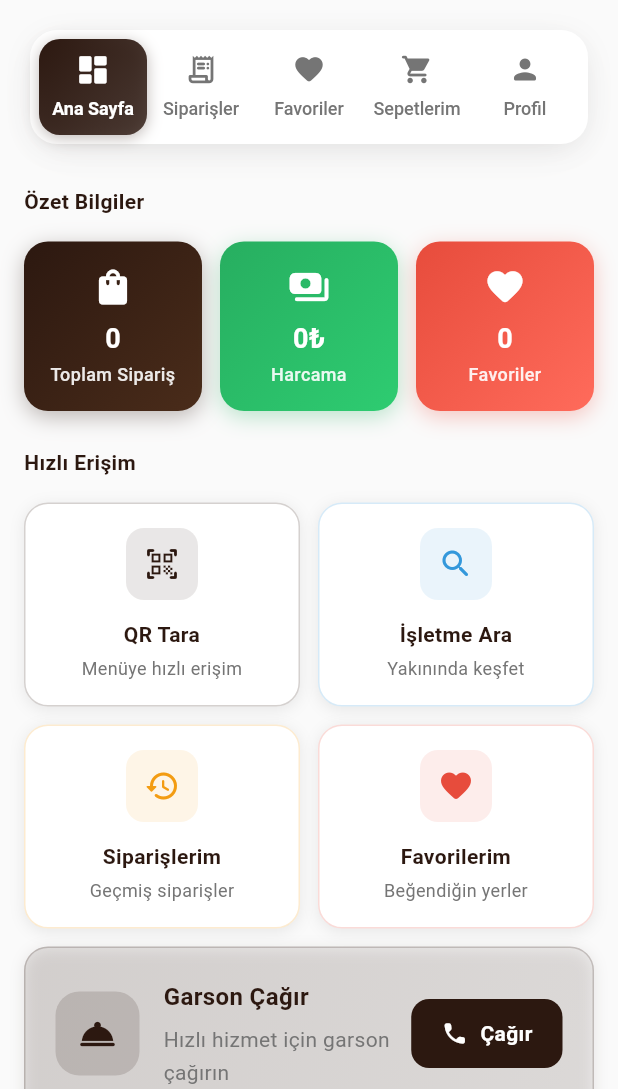
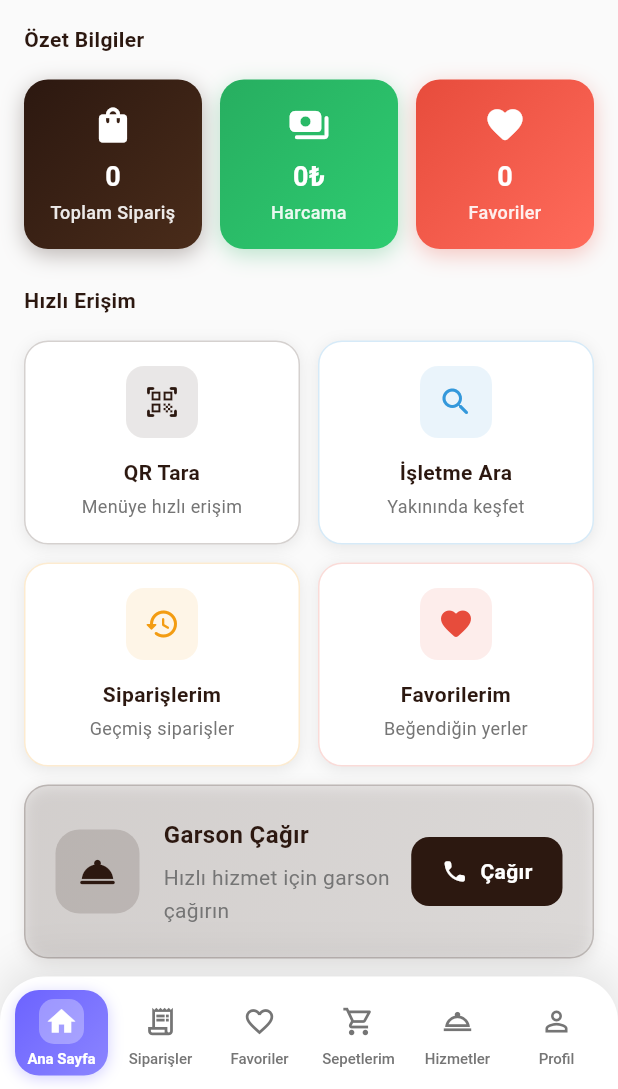
Before and after one commit to mehmet-karataslar/menumasa, a Flutter app: the CustomerDashboardPage screen opened directly with empty values, scrolled down 62 dp, on a phone screen of 412 x 824 dp, the part 147-1236 px from its top. Run offline on Flutter 3.47's test engine with Material 3 defaults, Android fonts, the phone set to English and light mode, and no system bars; our stand-ins replace cloud_firestore, file_picker, firebase_auth, firebase_core, firebase_messaging, firebase_storage and 11 more; missing offline and left inert: dart:html, mobile_scanner; accounts and stored records are empty; network calls fail; project files that could hold a hidden picture were left out.

Commit message:
Modern ana sayfa dashboard'ı tamamlandı
 Yeni Özellikler:
- Modern gradient bottom navigation sistemi
- 6 ana sekme: Ana Sayfa, Siparişler, Favoriler, Sepetlerim, Hizmetler, Profil
- Her sekme için özel gradient renk sistemi
- Sepet badge'i ile gerçek zamanlı ürün sayısı
- Smooth animasyonlar ve geçişler

 Teknik İyileştirmeler:
- 3 farklı dashboard dosyasından en kapsamlısını seçip diğerlerini sildik
- Favoriler sekmesi performans optimizasyonu
- Firebase'den direkt veri yükleme sistemi
- URL routing desteği korundu
- Initial tab index desteği eklendi

 UI/UX İyileştirmeleri:
- Şık rounded bottom navigation
- Her sekme için farklı gradient renkler
- Modern app bar tasarımı
- Cart tracking sistemi aktif
- Responsive tasarım

```diff
--- a/lib/customer/pages/customer_dashboard_page.dart
+++ b/lib/customer/pages/customer_dashboard_page.dart
@@ -17,6 +17,7 @@ import 'tabs/customer_home_tab.dart';
 import 'tabs/customer_orders_tab.dart';
 import 'tabs/customer_favorites_tab.dart';
 import 'tabs/customer_profile_tab.dart';
+import 'tabs/customer_services_tab.dart';
 import 'cart_page.dart'; // Added import for CartPage
 import 'multi_business_cart_page.dart'; // Added import for MultiBusinessCartPage
 
@@ -134,7 +135,7 @@ class _CustomerDashboardPageState extends State<CustomerDashboardPage>
 
   void _initAnimations() {
     _tabController = TabController(
-      length: 5,
+      length: 6,
       vsync: this,
       initialIndex: widget.initialTabIndex,
     );
@@ -477,12 +478,7 @@ class _CustomerDashboardPageState extends State<CustomerDashboardPage>
                 physics: const BouncingScrollPhysics(),
                 slivers: [
                   _buildModernSliverAppBar(screenWidth, screenHeight),
-                  SliverToBoxAdapter(
-                    child: Column(
-                      children: [
-                        _buildEnhancedTabBar(screenWidth),
-                        Container(
-                          height: screenHeight * 0.75,
+                  SliverFillRemaining(
                     child: TabBarView(
                       controller: _tabController,
                       physics: const BouncingScrollPhysics(),
@@ -518,6 +514,7 @@ class _CustomerDashboardPageState extends State<CustomerDashboardPage>
                         MultiBusinessCartPage(
                           userId: widget.userId,
                         ),
+                        CustomerServicesTab(customerId: widget.userId),
                         CustomerProfileTab(
                           userId: widget.userId,
                           user: _user,
@@ -537,12 +534,10 @@ class _CustomerDashboardPageState extends State<CustomerDashboardPage>
                 ],
               ),
             ),
-                ],
-              ),
-            ),
           );
         },
       ),
+      bottomNavigationBar: _buildModernBottomNavigation(),
     );
   }
 
@@ -707,43 +702,73 @@ class _CustomerDashboardPageState extends State<CustomerDashboardPage>
     );
   }
 
-  Widget _buildEnhancedTabBar(double screenWidth) {
-    final isCompact = screenWidth < 360;
-    final tabHeight = isCompact ? 45.0 : 64.0;
-    final horizontalPadding = isCompact ? 12.0 : 20.0;
+  /// Modern Bottom Navigation Bar
+  Widget _buildModernBottomNavigation() {
     final tabItems = [
-      {'icon': Icons.dashboard_rounded, 'label': 'Ana Sayfa', 'activeColor': AppColors.primary},
-      {'icon': Icons.receipt_long_rounded, 'label': 'Siparişler', 'activeColor': AppColors.secondary},
-      {'icon': Icons.favorite_rounded, 'label': 'Favoriler', 'activeColor': AppColors.accent},
-      {'icon': Icons.shopping_cart_rounded, 'label': 'Sepetlerim', 'activeColor': AppColors.warning},
-      {'icon': Icons.person_rounded, 'label': 'Profil', 'activeColor': AppColors.primaryLight},
+      {
+        'icon': Icons.home_outlined,
+        'selectedIcon': Icons.home,
+        'label': 'Ana Sayfa',
+        'gradient': [const Color(0xFF6C63FF), const Color(0xFF8B85FF)],
+      },
+      {
+        'icon': Icons.receipt_long_outlined,
+        'selectedIcon': Icons.receipt_long,
+        'label': 'Siparişler',
+        'gradient': [const Color(0xFFFF6B6B), const Color(0xFFFF8787)],
+      },
+      {
+        'icon': Icons.favorite_outline,
+        'selectedIcon': Icons.favorite,
+        'label': 'Favoriler',
+        'gradient': [const Color(0xFFE91E63), const Color(0xFFF06292)],
+      },
+      {
+        'icon': Icons.shopping_cart_outlined,
+        'selectedIcon': Icons.shopping_cart,
+        'label': 'Sepetlerim',
+        'gradient': [const Color(0xFFFF9800), const Color(0xFFFFB74D)],
+      },
+      {
+        'icon': Icons.room_service_outlined,
+        'selectedIcon': Icons.room_service,
+        'label': 'Hizmetler',
+        'gradient': [const Color(0xFF4ECDC4), const Color(0xFF6FE6DD)],
+      },
+      {
+        'icon': Icons.person_outline,
+        'selectedIcon': Icons.person,
+        'label': 'Profil',
+        'gradient': [const Color(0xFF1DD1A1), const Color(0xFF3DDBB7)],
+      },
     ];
 
     return Container(
-      margin: EdgeInsets.fromLTRB(horizontalPadding, 20, horizontalPadding, 12),
-      padding: const EdgeInsets.all(6),
       decoration: BoxDecoration(
         color: AppColors.white,
-        borderRadius: BorderRadius.circular(18),
         boxShadow: [
           BoxShadow(
-            color: AppColors.shadow.withOpacity(0.08),
-            blurRadius: 16,
-            offset: const Offset(0, 4),
-            spreadRadius: -2,
-          ),
-          BoxShadow(
-            color: AppColors.primary.withOpacity(0.05),
-            blurRadius: 24,
-            offset: const Offset(0, 8),
-            spreadRadius: -8,
+            color: AppColors.black.withOpacity(0.1),
+            blurRadius: 25,
+            offset: const Offset(0, -8),
           ),
         ],
+        borderRadius: const BorderRadius.only(
+          topLeft: Radius.circular(30),
+          topRight: Radius.circular(30),
         ),
+      ),
+      child: SafeArea(
+        child: Container(
+          height: 75,
+          padding: const EdgeInsets.symmetric(horizontal: 8, vertical: 8),
           child: Row(
-        children: List.generate(5, (index) {
-          final item = tabItems[index];
-          final isSelected = _selectedTabIndex == index;
+            mainAxisAlignment: MainAxisAlignment.spaceEvenly,
+            children: tabItems.asMap().entries.map((entry) {
+              final index = entry.key;
+              final tab = entry.value;
+              final isSelected = index == _selectedTabIndex;
+              final gradientColors = tab['gradient'] as List<Color>;
 
               return Expanded(
                 child: GestureDetector(
@@ -753,214 +778,53 @@ class _CustomerDashboardPageState extends State<CustomerDashboardPage>
                     }
                   },
                   child: AnimatedContainer(
-                duration: const Duration(milliseconds: 250),
+                    duration: const Duration(milliseconds: 300),
                     curve: Curves.easeInOutCubic,
-                height: tabHeight,
+                    margin: const EdgeInsets.symmetric(horizontal: 2),
+                    padding: const EdgeInsets.symmetric(vertical: 6),
                     decoration: BoxDecoration(
-                  gradient: isSelected
-                      ? LinearGradient(
+                      gradient: isSelected ? LinearGradient(
                         begin: Alignment.topLeft,
                         end: Alignment.bottomRight,
-                    colors: [
-                      item['activeColor'] as Color,
-                      (item['activeColor'] as Color).withOpacity(0.8),
-                    ],
-                  )
-                      : null,
-                  borderRadius: BorderRadius.circular(14),
+                        colors: gradientColors,
+                      ) : null,
+                      borderRadius: BorderRadius.circular(16),
                       boxShadow: isSelected ? [
                         BoxShadow(
-                      color: (item['activeColor'] as Color).withOpacity(0.3),
+                          color: gradientColors.first.withOpacity(0.3),
                           blurRadius: 8,
                           offset: const Offset(0, 2),
                         ),
                       ] : null,
                     ),
                     child: Column(
-                  mainAxisAlignment: MainAxisAlignment.center,
+                      mainAxisSize: MainAxisSize.min,
                       children: [
-                    AnimatedScale(
-                      scale: isSelected ? 1.1 : 1.0,
-                      duration: const Duration(milliseconds: 200),
-                      child: Icon(
-                        item['icon'] as IconData,
+                        AnimatedContainer(
+                          duration: const Duration(milliseconds: 300),
+                          padding: const EdgeInsets.all(4),
+                          decoration: BoxDecoration(
+                            color: isSelected
+                                ? AppColors.white.withOpacity(0.3)
+                                : Colors.transparent,
+                            borderRadius: BorderRadius.circular(10),
+                          ),
+                          child: Stack(
+                            children: [
+                              Icon(
+                                isSelected
+                                    ? tab['selectedIcon'] as IconData
+                                    : tab['icon'] as IconData,
                                 color: isSelected
                                     ? AppColors.white
                                     : AppColors.textSecondary,
-                        size: isCompact ? 20 : 22,
+                                size: 22,
                               ),
-                    ),
-                    const SizedBox(height: 4),
-                    AnimatedDefaultTextStyle(
-                      duration: const Duration(milliseconds: 200),
-                      style: AppTypography.bodySmall.copyWith(
-                        color: isSelected
-                            ? AppColors.white
-                            : AppColors.textSecondary,
-                        fontWeight: isSelected
-                            ? FontWeight.w600
-                            : FontWeight.w500,
-                        fontSize: isCompact ? 11 : 12,
-                      ),
-                      child: Text(item['label'] as String),
-                    ),
-                  ],
-                ),
-              ),
-            ),
-          );
-        }),
-      ),
-    );
-  }
-
-  Widget _buildEnhancedFloatingActionButton() {
-    if (_selectedTabIndex != 0) return const SizedBox.shrink();
-
-    return AnimatedBuilder(
-      animation: _fabScaleAnimation,
-      builder: (context, child) {
-        return Transform.scale(
-          scale: _fabScaleAnimation.value,
-          child: Container(
-            margin: const EdgeInsets.symmetric(horizontal: 16),
-            padding: const EdgeInsets.symmetric(horizontal: 16, vertical: 12),
-            decoration: BoxDecoration(
-              borderRadius: BorderRadius.circular(20),
-              gradient: LinearGradient(
-                begin: Alignment.topLeft,
-                end: Alignment.bottomRight,
-                colors: [
-                  AppColors.white,
-                  AppColors.white.withOpacity(0.95),
-                ],
-              ),
-              boxShadow: [
-                BoxShadow(
-                  color: AppColors.shadow.withOpacity(0.15),
-                  blurRadius: 20,
-                  offset: const Offset(0, 8),
-                  spreadRadius: 0,
-                ),
-                BoxShadow(
-                  color: AppColors.shadow.withOpacity(0.1),
-                  blurRadius: 40,
-                  offset: const Offset(0, 16),
-                  spreadRadius: 0,
-                ),
-              ],
-            ),
-            child: Row(
-              mainAxisSize: MainAxisSize.min,
-              children: [
-                // Arama Butonu
-                Expanded(
-                  child: _buildFloatingActionButton(
-                    icon: Icons.search_rounded,
-                    label: 'Ara',
-                    color: AppColors.primary,
-                    onTap: _navigateToSearch,
-                  ),
-                ),
-
-                const SizedBox(width: 12),
-
-                // Filtre Butonu
-                Expanded(
-                  child: _buildFloatingActionButton(
-                    icon: Icons.tune_rounded,
-                    label: 'Filtre',
-                    color: AppColors.secondary,
-                    onTap: _showFilterOptions,
-                  ),
-                ),
-
-                const SizedBox(width: 12),
-
-                // Siparişler Butonu
-                Expanded(
-                  child: _buildFloatingActionButton(
-                    icon: Icons.receipt_long_rounded,
-                    label: 'Siparişler',
-                    color: AppColors.info,
-                    onTap: () => _navigateToTab(1),
-                    badge: _hasNewOrders ? '!' : null,
-                  ),
-                ),
-
-                const SizedBox(width: 12),
-
-                // Sepet Butonu
-                Expanded(
-                  child: _buildFloatingActionButton(
-                    icon: Icons.shopping_cart_rounded,
-                    label: 'Sepet',
-                    color: AppColors.accent,
-                    onTap: _navigateToCart,
-                    badge: _cartItemCount > 0 ? _cartItemCount.toString() : null,
-                  ),
-                ),
-              ],
-            ),
-          ),
-        );
-      },
-    );
-  }
-
-  Widget _buildFloatingActionButton({
-    required IconData icon,
-    required String label,
-    required Color color,
-    required VoidCallback onTap,
-    String? badge,
-  }) {
-    return Material(
-      color: Colors.transparent,
-      borderRadius: BorderRadius.circular(16),
-      child: InkWell(
-        onTap: onTap,
-        borderRadius: BorderRadius.circular(16),
-        child: Container(
-          padding: const EdgeInsets.symmetric(vertical: 12, horizontal: 8),
-          decoration: BoxDecoration(
-            color: color.withOpacity(0.1),
-            borderRadius: BorderRadius.circular(16),
-            border: Border.all(
-              color: color.withOpacity(0.2),
-              width: 1.5,
-            ),
-          ),
-          child: Stack(
-            children: [
-              Column(
-                mainAxisSize: MainAxisSize.min,
-                children: [
-                  Icon(
-                    icon,
-                    color: color,
-                    size: 24,
-                  ),
-                  const SizedBox(height: 6),
-                  Text(
-                    label,
-                    style: TextStyle(
-                      color: color,
-                      fontSize: 12,
-                      fontWeight: FontWeight.w600,
-                    ),
-                    textAlign: TextAlign.center,
-                    maxLines: 1,
-                    overflow: TextOverflow.ellipsis,
-                  ),
-                ],
-              ),
-
-              // Badge
-              if (badge != null)
+                              // Sepet badge
+                              if (index == 3 && _cartItemCount > 0)
                                 Positioned(
                                   top: -2,
-                  right: 4,
+                                  right: -2,
                                   child: Container(
                                     padding: const EdgeInsets.symmetric(
                                       horizontal: 6,
@@ -968,7 +832,7 @@ class _CustomerDashboardPageState extends State<CustomerDashboardPage>
                                     ),
                                     decoration: BoxDecoration(
                                       color: AppColors.error,
-                      borderRadius: BorderRadius.circular(12),
+                                      borderRadius: BorderRadius.circular(10),
                                       boxShadow: [
                                         BoxShadow(
                                           color: AppColors.error.withOpacity(0.3),
@@ -978,11 +842,115 @@ class _CustomerDashboardPageState extends State<CustomerDashboardPage>
                                       ],
                                     ),
                                     constraints: const BoxConstraints(
-                      minWidth: 20,
-                      minHeight: 20,
+                                      minWidth: 16,
+                                      minHeight: 16,
                                     ),
                                     child: Text(
-                      badge,
+                                      _cartItemCount > 99 ? '99+' : _cartItemCount.toString(),
+                                      style: const TextStyle(
+                                        color: Colors.white,
+                                        fontSize: 9,
+                                        fontWeight: FontWeight.bold,
+                                      ),
+                                      textAlign: TextAlign.center,
+                                    ),
+                                  ),
+                                ),
+                            ],
+                          ),
+                        ),
+                        const SizedBox(height: 2),
+                        AnimatedDefaultTextStyle(
+                          duration: const Duration(milliseconds: 300),
+                          style: AppTypography.caption.copyWith(
+                            color: isSelected
+                                ? AppColors.white
+                                : AppColors.textSecondary,
+                            fontWeight: isSelected
+                                ? FontWeight.w700
+                                : FontWeight.w500,
+                            fontSize: 10,
+                          ),
+                          child: Text(
+                            tab['label'] as String,
+                            maxLines: 1,
+                            overflow: TextOverflow.ellipsis,
+                          ),
+                        ),
+                      ],
+                    ),
+                  ),
+                ),
+              );
+            }).toList(),
+          ),
+        ),
+      ),
+    );
+  }
+
+  Widget _buildAppBarActionButton({
+    required IconData icon,
+    required VoidCallback onTap,
+    bool badge = false,
+    int? badgeCount,
+  }) {
+    final showBadge = badge || (badgeCount != null && badgeCount > 0);
+    final badgeText = badgeCount != null && badgeCount > 0
+        ? badgeCount.toString()
+        : '!';
+
+    return Container(
+      margin: const EdgeInsets.only(right: 8),
+      child: Material(
+        color: Colors.transparent,
+        borderRadius: BorderRadius.circular(12),
+        child: InkWell(
+          onTap: onTap,
+          borderRadius: BorderRadius.circular(12),
+          child: Container(
+            padding: const EdgeInsets.all(10),
+            decoration: BoxDecoration(
+              color: AppColors.white.withOpacity(0.15),
+              borderRadius: BorderRadius.circular(12),
+              border: Border.all(
+                color: AppColors.white.withOpacity(0.3),
+                width: 1,
+              ),
+            ),
+            child: Stack(
+              children: [
+                Icon(
+                  icon,
+                  color: AppColors.white,
+                  size: 24,
+                ),
+                if (showBadge)
+                  Positioned(
+                    top: -4,
+                    right: -4,
+                    child: Container(
+                      padding: const EdgeInsets.symmetric(
+                        horizontal: 6,
+                        vertical: 2,
+                      ),
+                      decoration: BoxDecoration(
+                        color: AppColors.error,
+                        borderRadius: BorderRadius.circular(10),
+                        boxShadow: [
+                          BoxShadow(
+                            color: AppColors.error.withOpacity(0.3),
+                            blurRadius: 4,
+                            offset: const Offset(0, 2),
+                          ),
+                        ],
+                      ),
+                      constraints: const BoxConstraints(
+                        minWidth: 18,
+                        minHeight: 18,
+                      ),
+                      child: Text(
+                        badgeText,
                         style: const TextStyle(
                           color: Colors.white,
                           fontSize: 10,
@@ -993,6 +961,7 @@ class _CustomerDashboardPageState extends State<CustomerDashboardPage>
                     ),
                   ),
               ],
+            ),
           ),
         ),
       ),
```
Lines whose indentation alone changed are shown as unchanged.
